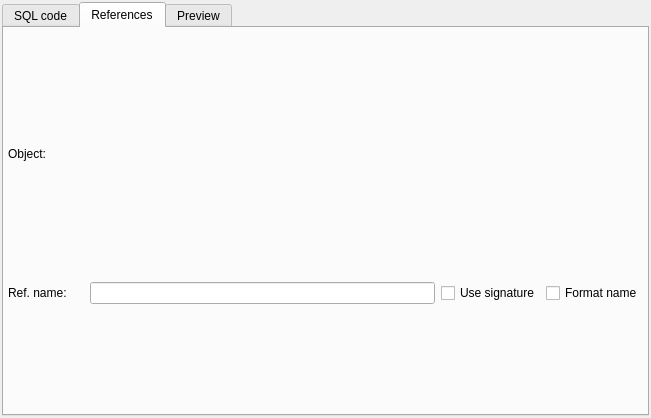
Before: the Qt Designer form libs/libgui/ui/dbobjects/genericsqlwidget.ui in pgmodeler/pgmodeler, drawn with Qt 5.
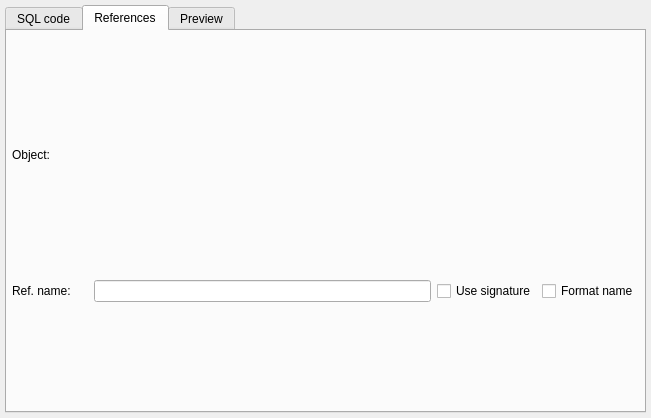
After: the same form once the commit is applied. The open tabs and pages were chosen to show the change.

The edit to the form file:
```diff
--- a/libs/libgui/ui/dbobjects/genericsqlwidget.ui
+++ b/libs/libgui/ui/dbobjects/genericsqlwidget.ui
@@ -15,16 +15,16 @@
   </property>
   <layout class="QGridLayout" name="genericsql_grid">
    <property name="leftMargin">
-    <number>2</number>
+    <number>5</number>
    </property>
    <property name="topMargin">
-    <number>2</number>
+    <number>5</number>
    </property>
    <property name="rightMargin">
-    <number>2</number>
+    <number>5</number>
    </property>
    <property name="bottomMargin">
-    <number>2</number>
+    <number>5</number>
    </property>
    <item row="0" column="0">
     <widget class="QTabWidget" name="attribs_tbw">
@@ -42,16 +42,16 @@
       </attribute>
       <layout class="QGridLayout" name="references_grid">
        <property name="leftMargin">
-        <number>4</number>
+        <number>5</number>
        </property>
        <property name="topMargin">
-        <number>4</number>
+        <number>5</number>
        </property>
        <property name="rightMargin">
-        <number>4</number>
+        <number>5</number>
        </property>
        <property name="bottomMargin">
-        <number>4</number>
+        <number>5</number>
        </property>
        <item row="0" column="0">
         <layout class="QHBoxLayout" name="horizontalLayout_2">
```
